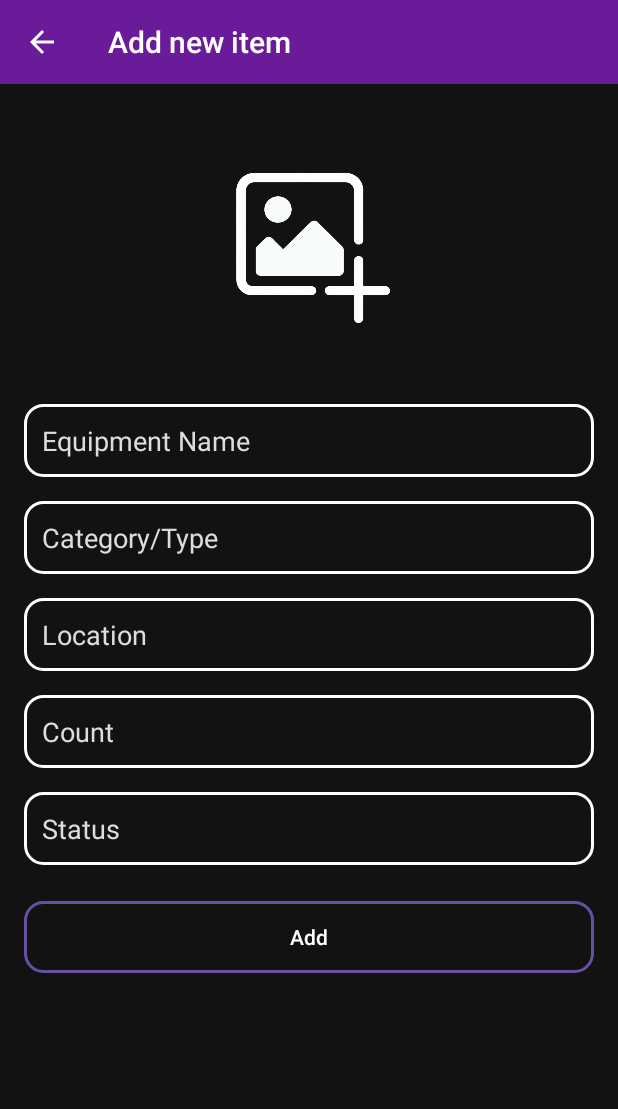
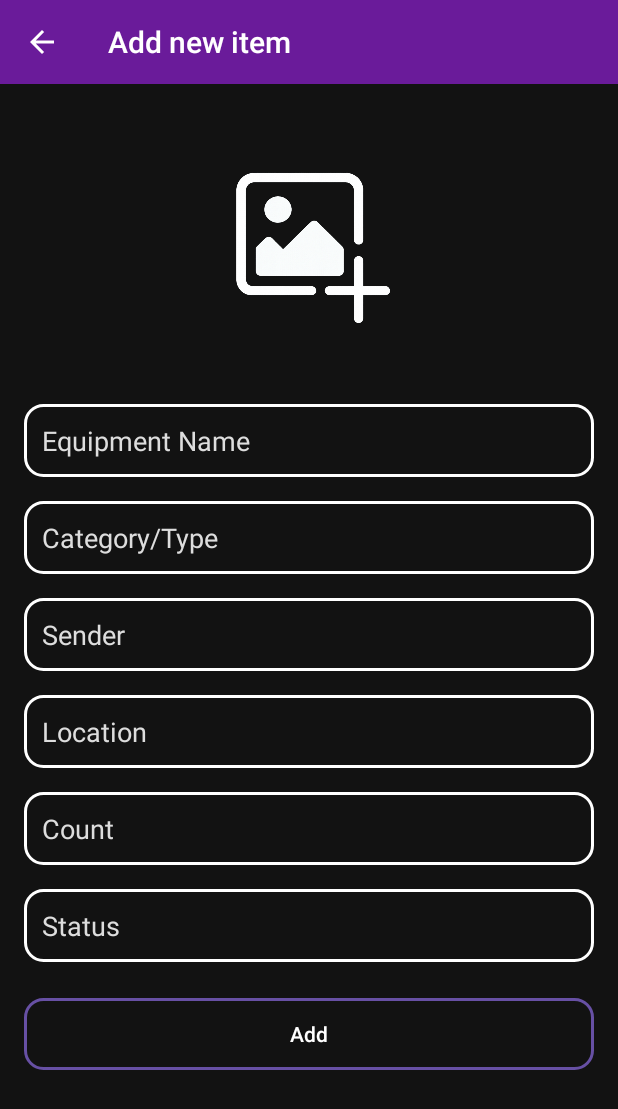
Before and after one commit to Ziyadxan06/TaskManager, an Android app: the InventoryAddFragment screen opened through its navigation route, on a phone screen of 412 x 824 dp. Shown: the top 1109 px of the screen. Run offline under Robolectric (Android 15) with nearby library versions, the phone set to English and light mode, and no system bars; our stand-ins replace Firebase (no records; nobody signed in at launch, a user with empty details on screens opened directly), navigation-ui.

Commit message:
Add color change for inventory items based on status and display sender info

```diff
--- a/app/src/main/java/com/example/taskmanager/InventoryAddFragment.kt
+++ b/app/src/main/java/com/example/taskmanager/InventoryAddFragment.kt
@@ -40,6 +40,7 @@ class InventoryAddFragment : Fragment() {
     private lateinit var count: String
     private lateinit var status: String
     private lateinit var location: String
+    private lateinit var sender: String
     private lateinit var locationAdapter: ArrayAdapter<String>
     private lateinit var statusAdapter: ArrayAdapter<String>
     private lateinit var userName: String
@@ -147,6 +148,7 @@ class InventoryAddFragment : Fragment() {
         count = binding.itemCount.text.toString().trim()
         status = binding.itemStatus.text.toString().trim()
         location = binding.location.text.toString().trim()
+        sender = binding.sender.text.toString().trim()
 
 
         if(equipmentName.isEmpty() || category.isEmpty() || count.isEmpty() || status.isEmpty()){
@@ -162,7 +164,8 @@ class InventoryAddFragment : Fragment() {
                 "itemstatus" to status,
                 "isarchived" to false,
                 "location" to location,
-                "userName" to userName
+                "userName" to userName,
+                "sender" to sender
             )
 
             FirebaseFirestore.getInstance().collection("inventory")
--- a/app/src/main/java/com/example/taskmanager/recyclerview/InventoryModel.kt
+++ b/app/src/main/java/com/example/taskmanager/recyclerview/InventoryModel.kt
@@ -1,4 +1,4 @@
 package com.example.taskmanager.recyclerview
 
-data class InventoryModel(val id: String, val equipmentName: String, val category: String, val count: String, val status: String, val imageUri: String, val createdAt: Long, val location: String, val receiver: String) {
+data class InventoryModel(val id: String, val equipmentName: String, val category: String, val count: String, val status: String, val imageUri: String, val createdAt: Long, val location: String, val receiver: String, val sender: String) {
 }
--- a/app/src/main/java/com/example/taskmanager/recyclerview/InventoryViewHolder.kt
+++ b/app/src/main/java/com/example/taskmanager/recyclerview/InventoryViewHolder.kt
@@ -12,4 +12,5 @@ class InventoryViewHolder(itemView: View): RecyclerView.ViewHolder(itemView) {
     val arrivalDate = itemView.findViewById<TextView>(R.id.arrivalView)
     val count = itemView.findViewById<TextView>(R.id.countView)
     val userName = itemView.findViewById<TextView>(R.id.usernameView)
+    val sender = itemView.findViewById<TextView>(R.id.senderView)
 }
--- a/app/src/main/java/com/example/taskmanager/recyclerview/TasksModel.kt
+++ b/app/src/main/java/com/example/taskmanager/recyclerview/TasksModel.kt
@@ -1,3 +1,3 @@
 package com.example.taskmanager.recyclerview
 
-data class TasksModel(val id: String, val taskName: String, val deadline: Long, val assignedTo: String, val priority: String, val status: String, val userName: String)
+data class TasksModel(val id: String, val taskName: String, val deadline: Long, val assignedTo: String, val priority: String, val status: String, val userName: String, )
--- a/app/src/main/res/layout/fragment_inventory_add.xml
+++ b/app/src/main/res/layout/fragment_inventory_add.xml
@@ -68,17 +68,18 @@
         android:id="@+id/location"
         android:layout_width="0dp"
         android:layout_height="wrap_content"
+        android:layout_marginStart="16dp"
+        android:layout_marginTop="16dp"
+        android:layout_marginEnd="16dp"
+        android:background="@drawable/edittext_background"
         android:hint="Location"
-        android:background="@drawable/edittext_background"
         android:padding="12dp"
         android:textColor="@color/white"
         android:textColorHint="@color/white_hint"
         app:layout_constraintEnd_toEndOf="parent"
+        app:layout_constraintHorizontal_bias="0.0"
         app:layout_constraintStart_toStartOf="parent"
-        app:layout_constraintTop_toBottomOf="@+id/equipmentType"
-        android:layout_marginStart="16dp"
-        android:layout_marginEnd="16dp"
-        android:layout_marginTop="16dp"/>
+        app:layout_constraintTop_toBottomOf="@+id/sender" />
 
     <EditText
         android:id="@+id/itemCount"
@@ -97,6 +98,23 @@
         app:layout_constraintHorizontal_bias="0.0"
         app:layout_constraintStart_toStartOf="parent"
         app:layout_constraintTop_toBottomOf="@+id/location" />
+
+    <EditText
+        android:id="@+id/sender"
+        android:layout_width="0dp"
+        android:layout_height="wrap_content"
+        android:layout_marginTop="16dp"
+        android:background="@drawable/edittext_background"
+        android:hint="Sender"
+        android:inputType="text"
+        android:padding="12dp"
+        android:textColor="@color/white"
+        android:textColorHint="@color/white_hint"
+        app:layout_constraintEnd_toEndOf="parent"
+        app:layout_constraintStart_toStartOf="parent"
+        android:layout_marginStart="16dp"
+        android:layout_marginEnd="16dp"
+        app:layout_constraintTop_toBottomOf="@+id/equipmentType" />
 
     <com.google.android.material.textfield.MaterialAutoCompleteTextView
         android:id="@+id/itemStatus"
```
Also changed, not shown: app/src/main/java/com/example/taskmanager/ArchiveFragment.kt (+12 -4 lines), app/src/main/java/com/example/taskmanager/InventoryListFragment.kt (+11 -4 lines), app/src/main/java/com/example/taskmanager/recyclerview/InventoryAdapter.kt (+8 -0 lines), app/src/main/res/layout/recyclerrowinventary.xml (+14 -5 lines).
